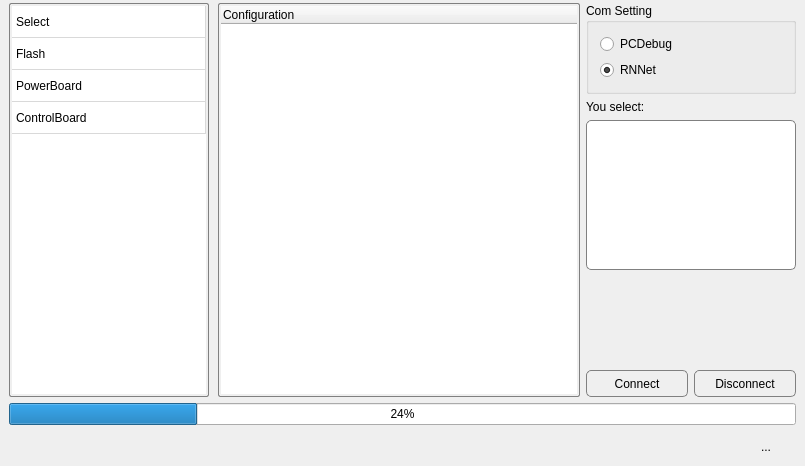
Old version of the form App/EpromManager/eprommanager.ui in the repository tiangaomingjing/ServoDriveTech.
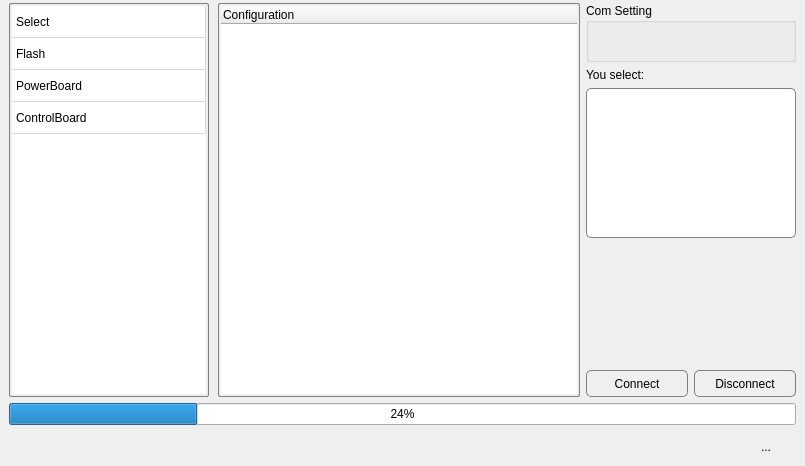
New version of the form. The open tabs and pages were chosen to show the change.

Diff of the .ui file:
```diff
--- a/App/EpromManager/eprommanager.ui
+++ b/App/EpromManager/eprommanager.ui
@@ -183,25 +183,11 @@
              </property>
              <layout class="QGridLayout" name="gridLayout_9">
               <item row="0" column="0">
-               <layout class="QVBoxLayout" name="verticalLayout_3">
-                <item>
-                 <widget class="QRadioButton" name="PCDebugButton">
+               <widget class="QLabel" name="comLabel">
                   <property name="text">
-                   <string>PCDebug</string>
-                  </property>
-                 </widget>
-                </item>
-                <item>
-                 <widget class="QRadioButton" name="RNNetButton">
-                  <property name="text">
-                   <string>RNNet</string>
-                  </property>
-                  <property name="checked">
-                   <bool>true</bool>
-                  </property>
-                 </widget>
-                </item>
-               </layout>
+                 <string/>
+                </property>
+               </widget>
               </item>
              </layout>
             </widget>
```
Left out of the diff: 2 changed lines with no effect on the pictures. Lines whose indentation alone changed are shown as unchanged.
